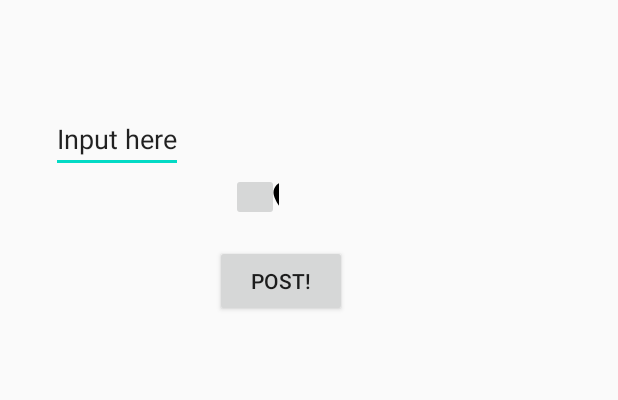
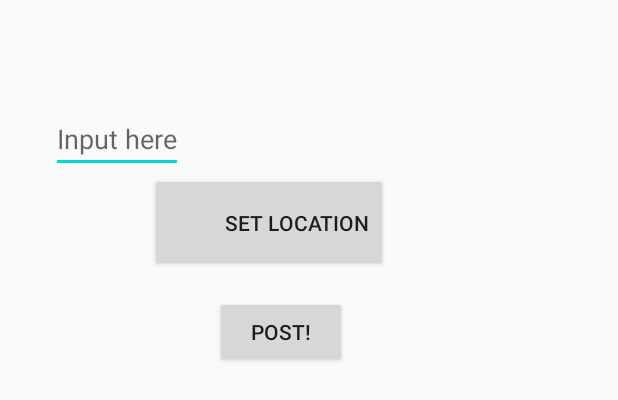
Before and after one commit to hemasenthilkumar/Plantique, an Android app: the layout fragment_main.xml on its own in the app's theme, with its tools: preview values and no code run, on a phone screen of 412 x 824 dp. Shown: the top 400 px of the screen. Run offline under Robolectric (Android 15) with nearby library versions, the phone set to English and light mode, and no system bars.

Commit message:
11th commit- Location is included

```diff
--- a/app/build.gradle
+++ b/app/build.gradle
@@ -37,6 +37,7 @@ dependencies {
     implementation 'com.beardedhen:androidbootstrap:2.3.2'
     androidTestImplementation 'androidx.test.espresso:espresso-core:3.2.0'
     implementation 'com.loopj.android:android-async-http:1.4.9'
+    implementation 'com.google.android.gms:play-services-location:17.0.0'
     implementation(
             [group: 'com.fasterxml.jackson.core', name: 'jackson-core', version: '2.4.1'],
             [group: 'com.fasterxml.jackson.core', name: 'jackson-annotations', version: '2.4.1'],
--- a/app/src/main/AndroidManifest.xml
+++ b/app/src/main/AndroidManifest.xml
@@ -3,6 +3,7 @@
     package="com.example.plantique">
 
     <uses-permission android:name="android.permission.INTERNET" />
+    <uses-permission android:name="android.permission.ACCESS_FINE_LOCATION"/>
 
     <application
         android:name=".MyApplication"
--- a/app/src/main/res/layout/fragment_main.xml
+++ b/app/src/main/res/layout/fragment_main.xml
@@ -18,20 +18,18 @@
         android:layout_marginLeft="34dp"
         android:layout_marginTop="10dp"
         android:paddingTop="70dp"
-        android:text="Input here"
+        android:hint="Input here"
         app:layout_constraintStart_toStartOf="parent"
         app:layout_constraintTop_toTopOf="parent" />
 
-    <ImageButton
+    <Button
         android:id="@+id/button8"
-        android:layout_width="32dp"
-        android:layout_height="32dp"
-        android:layout_marginLeft="154dp"
+        android:layout_width="wrap_content"
+        android:layout_height="66dp"
+        android:layout_marginLeft="100dp"
         android:layout_marginTop="0dp"
         android:paddingLeft="50dp"
-        android:src="@drawable/ic_location_on_black_24dp"
-        android:text="Button"
-        tools:src="@drawable/ic_location_on_black_24dp" />
+        android:text="Set location" />
 
     <Button
         android:id="@+id/button4"
```
Also changed, not shown: app/src/main/java/com/example/plantique/MainFragment.java (+110 -10 lines).
